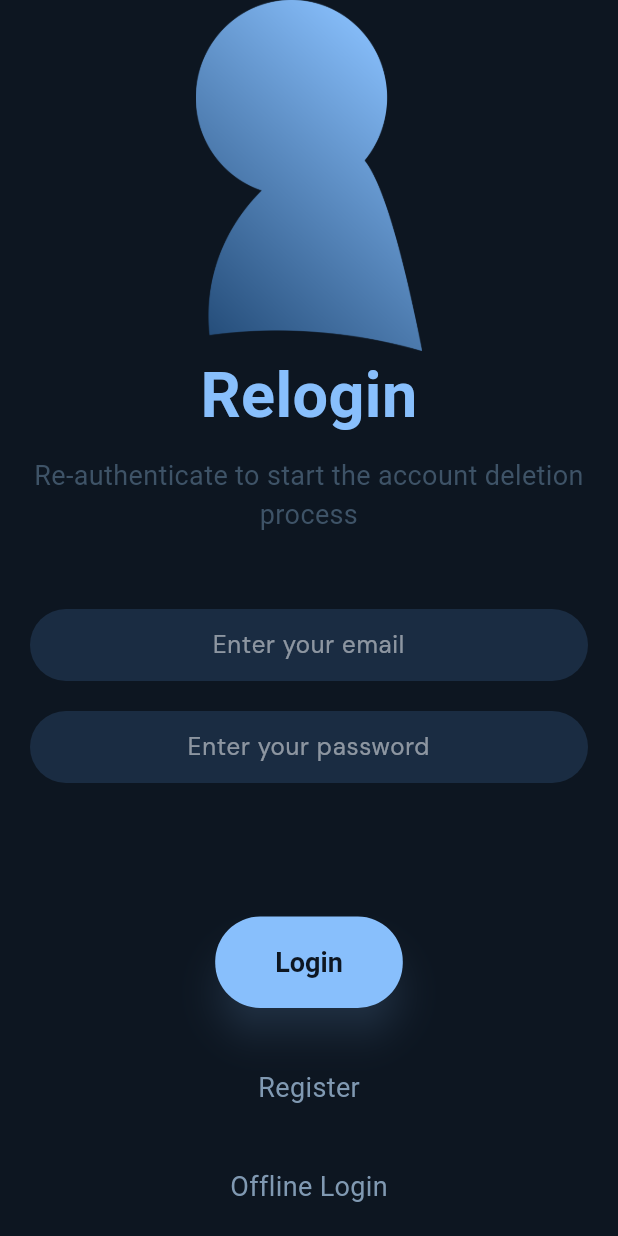
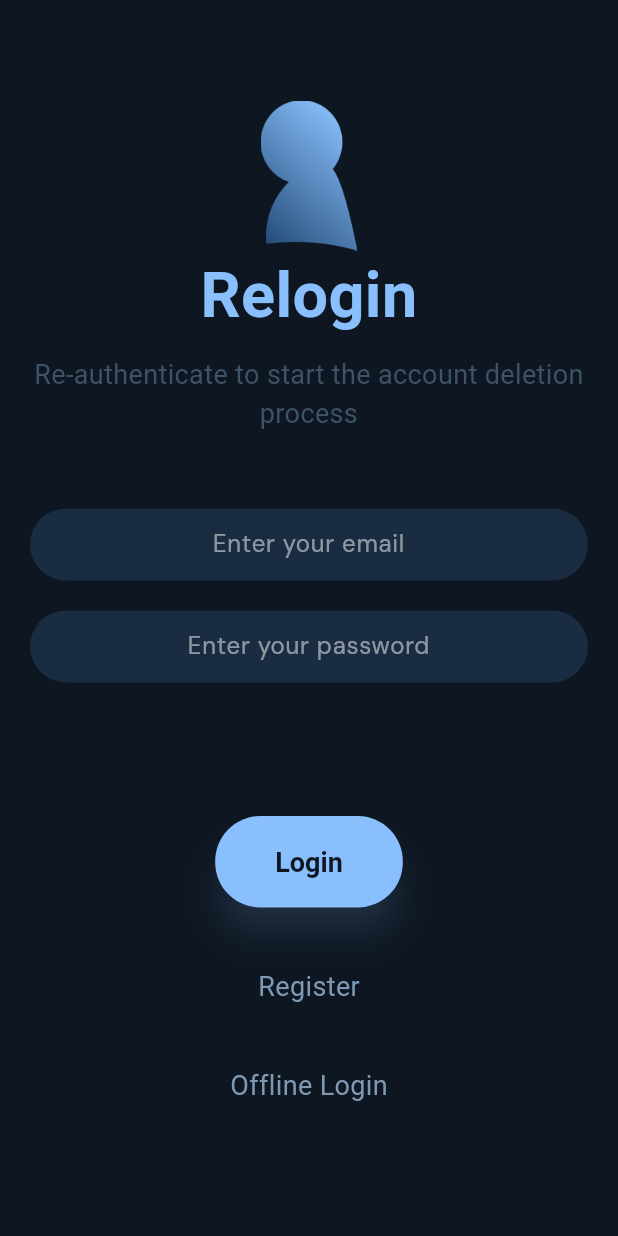
Before and after one commit to SlysDev/habitur, a Flutter app: the DeleteAcccountLoginScreen screen opened directly, on a phone screen of 412 x 824 dp. Run offline on Flutter 3.47's test engine with Material 3 defaults, Android fonts, the phone set to English and light mode, and no system bars; our stand-ins replace animated_splash_screen, awesome_notifications, cloud_firestore, confetti, firebase_auth, firebase_core and 7 more; accounts and stored records are empty.

Commit message:
Fix: correct image sizing + refactor loading in login, register and delete account screens

```diff
--- a/lib/constants.dart
+++ b/lib/constants.dart
@@ -66,10 +66,7 @@ Map<int, Color> colorCodes = {
 MaterialColor kMaterialDarkBlueColor = MaterialColor(0xff01147f, colorCodes);
 
 // Logos
-const kHabiturLogo = Image(
-  image: AssetImage('assets/images/logo.png'),
-  width: 200,
-);
+Image kHabiturLogo = Image.asset('assets/images/logo.png');
 
 // Settings
 
--- a/lib/screens/delete_account_login_screen.dart
+++ b/lib/screens/delete_account_login_screen.dart
@@ -28,7 +28,10 @@ class DeleteAcccountLoginScreen extends StatelessWidget {
           child: Scaffold(
             body:
                 Column(mainAxisAlignment: MainAxisAlignment.center, children: [
-              const Flexible(child: kHabiturLogo),
+              Container(
+                height: 100,
+                child: kHabiturLogo,
+              ),
               const Text(
                 'Relogin',
                 textAlign: TextAlign.center,
```
Also changed, not shown: lib/screens/login_screen.dart (+4 -4 lines).
